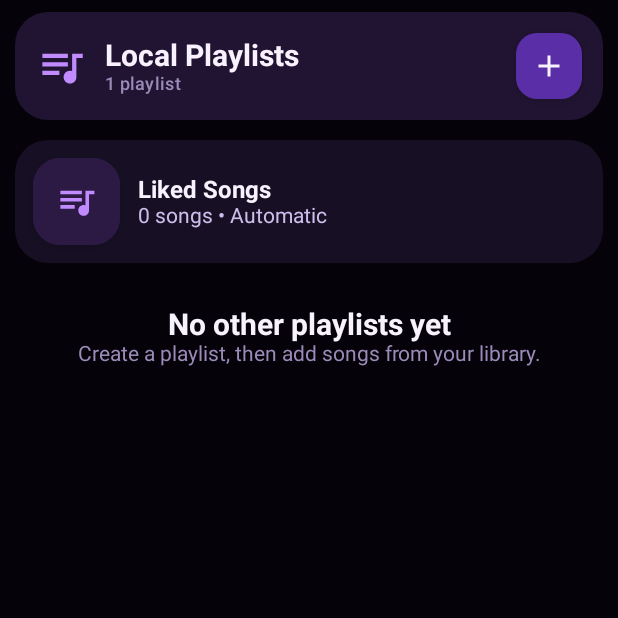
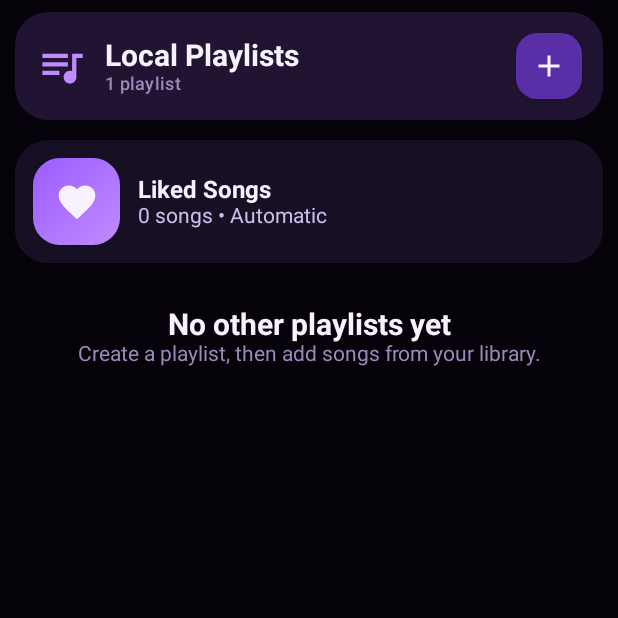
Before and after one commit to KeiranGamingTV/AuralArc, an Android app built with Jetpack Compose: the composable PlaylistBrowserScreen called with empty values, on a phone screen of 412 x 824 dp, the top half of it. Run offline under Robolectric (Android 15) with nearby library versions, the phone set to English and light mode, and no system bars; pictures from the network do not load.

Commit message:
v1.3 work in progress

```diff
--- a/app/src/main/java/com/keiranhaas/auralarc/ui/components/PlaylistArtwork.kt
+++ b/app/src/main/java/com/keiranhaas/auralarc/ui/components/PlaylistArtwork.kt
@@ -24,6 +24,10 @@ import androidx.compose.ui.graphics.asImageBitmap
 import androidx.compose.ui.platform.LocalDensity
 import com.keiranhaas.auralarc.ui.components.AuralArcCard
 import com.keiranhaas.auralarc.utils.ArtworkBitmapLoader
+import androidx.compose.material.icons.filled.Favorite
+import androidx.compose.ui.Alignment
+import androidx.compose.ui.graphics.Brush
+import com.keiranhaas.auralarc.storage.LikedSongsStore
 
 @Composable
 fun PlaylistArtwork(
@@ -108,6 +112,9 @@ fun PlaylistArtwork(
                 )
                 .toList()
         }
+    val isLikedSongs =
+        playlist.id == LikedSongsStore.PLAYLIST_ID
+
     val artworkPaths =
         if (
             !customArtworkPath.isNullOrBlank()
@@ -115,6 +122,10 @@ fun PlaylistArtwork(
             listOf(
                 customArtworkPath
             )
+        } else if (
+            isLikedSongs
+        ) {
+            emptyList()
         } else {
             automaticArtworkPaths
         }
@@ -131,6 +142,33 @@ fun PlaylistArtwork(
             artworkPaths.size
         ) {
             0 -> {
+                if (
+                    isLikedSongs
+                ) {
+                    Box(
+                        modifier = Modifier
+                            .fillMaxSize()
+                            .background(
+                                Brush.linearGradient(
+                                    colors = listOf(
+                                        AuralArcStyle.Purple,
+                                        AuralArcStyle.PurpleBright
+                                    )
+                                )
+                            ),
+                        contentAlignment = Alignment.Center
+                    ) {
+                        Icon(
+                            imageVector =
+                                Icons.Default.Favorite,
+                            contentDescription = "Liked Songs",
+                            tint = AuralArcStyle.TextPrimary,
+                            modifier = Modifier.size(
+                                size / 2f
+                            )
+                        )
+                    }
+                } else {
                     Box(
                         modifier = Modifier
                             .fillMaxSize()
@@ -149,6 +187,7 @@ fun PlaylistArtwork(
                                     size / 4f
                                 )
                         )
+                    }
                 }
             }
 
```
Lines whose indentation alone changed are shown as unchanged.
